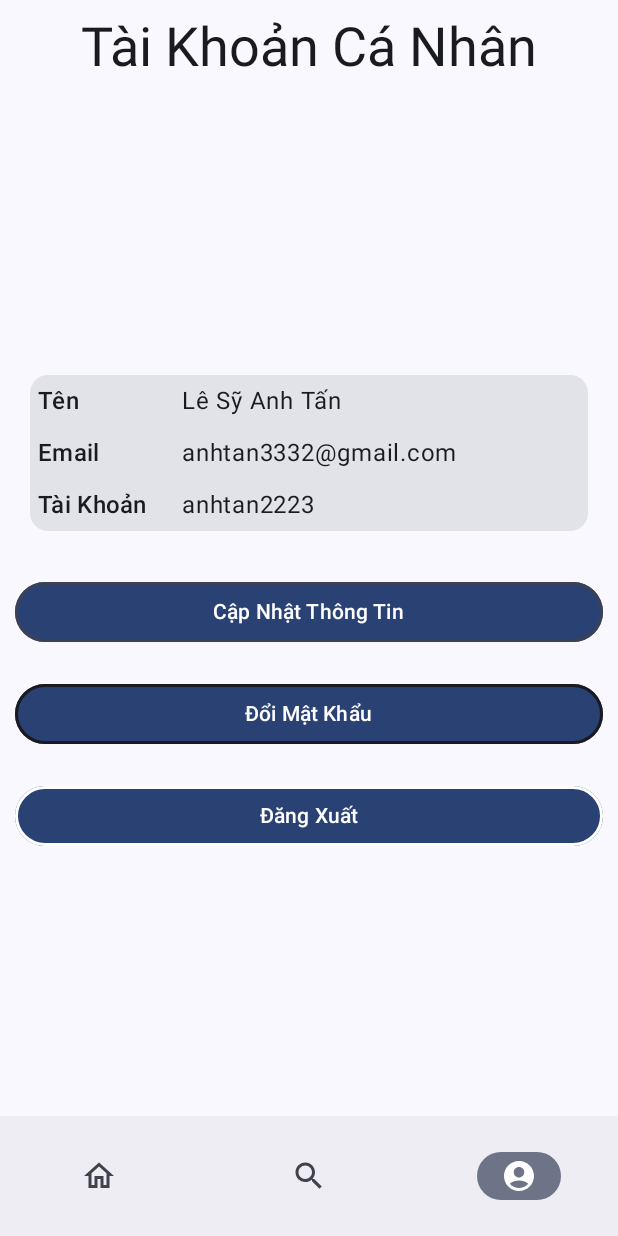
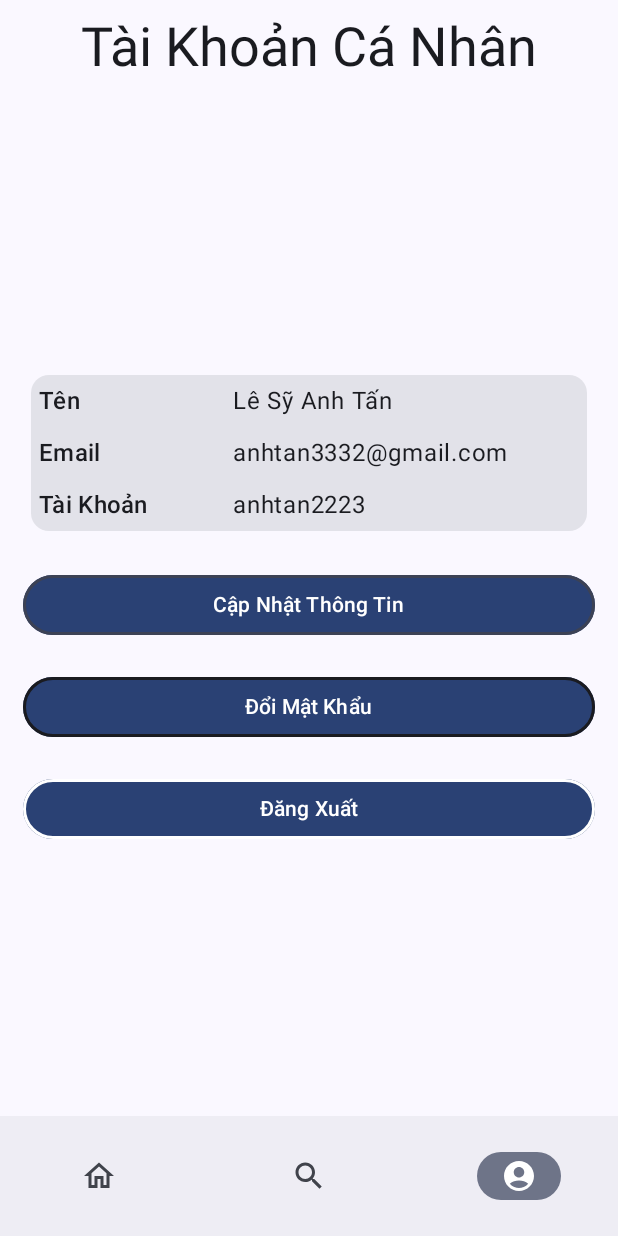
Before and after one commit to anhtan2223/FishLearning---Mobile-App, an Android app built with Jetpack Compose: the screen it shows after launch (MainActivity), item 3 of the bottom bar chosen, on a phone screen of 412 x 824 dp. Run offline under Robolectric (Android 15) with nearby library versions, the phone set to English and light mode, and no system bars.

Commit message:
Doing with Test in StudentView

```diff
--- a/Fish/app/src/main/java/com/example/fish/Model/DatabaseModel.kt
+++ b/Fish/app/src/main/java/com/example/fish/Model/DatabaseModel.kt
@@ -18,9 +18,9 @@ data class Label(
 )
 data class Class(
     val ClassID : Int = 0,
-    val NameClass : String ,
-    val Subtitle : String ,
-    val TeacherID : String ,
+    val NameClass : String = "",
+    val Subtitle : String = "",
+    val TeacherID : String = "",
     val DateCreate : String = "15/2/2020",
     val LabelID: Int = 0
 )
@@ -50,10 +50,10 @@ data class Document(
     val TopicID: Int = 0
 )
 data class Test(
-    val TestID:Int,
-    val TestName : String ,
-    val NumberQues : Int ,
-    val Time : Int ,
+    val TestID:Int = 0,
+    val TestName : String = "" ,
+    val NumberQues : Int = 0,
+    val Time : Int = 0,
     val TopicID :Int = 0,
 )
 data class Question(
--- a/Fish/app/src/main/java/com/example/fish/Model/DemoData.kt
+++ b/Fish/app/src/main/java/com/example/fish/Model/DemoData.kt
@@ -108,80 +108,37 @@ object DemoData {
             4,
             "Chủ Đề 4"
         ) ,
-        Topic(
-            1,
-            "Chủ Đề Số 1" ,
-        ) ,
-        Topic(
-            2,
-            "Chủ Đề 2"
-        ) ,
-        Topic(
-            3,
-            "Chủ Đề Số 3" ,
-        ) ,
-        Topic(
-            4,
-            "Chủ Đề 4"
-        ) ,
-        Topic(
-            1,
-            "Chủ Đề Số 1" ,
-        ) ,
-        Topic(
-            2,
-            "Chủ Đề 2"
-        ) ,
-        Topic(
-            3,
-            "Chủ Đề Số 3" ,
-        ) ,
-        Topic(
-            4,
-            "Chủ Đề 4"
-        ) ,
-        Topic(
-            1,
-            "Chủ Đề Số 1" ,
-        ) ,
-        Topic(
-            2,
-            "Chủ Đề 2"
-        ) ,
-        Topic(
-            3,
-            "Chủ Đề Số 3" ,
-        ) ,
-        Topic(
-            4,
-            "Chủ Đề 4"
-        )
     )
     val InsideTopic = listOf<Any>(
         TextBox(
             0 ,
-            "Hello World" ,
+            "Lorem Ipsum is simply dummy text of the printing and typesetting industry. Lorem Ipsum has been the industry's standard dummy text ever since the 1500s, when an unknown printer took a galley of type and scrambled it to make a type specimen book. It has survived not only five centuries, but also the leap into electronic typesetting, remaining essentially unchanged. It was popularised in the 1960s with the release of Letraset sheets containing Lorem Ipsum passages, and more recently with desktop publishing software like Aldus PageMaker including versions of Lorem Ipsum." ,
         ) ,
         TextBox(
             1 ,
-            "Doan Van Ban Se Nhu The Nay"
+            "Một Đoạn Văn Bản Sẽ Hiển Thị Như Trên"
         ) ,
         Document(
             0 ,
-            "Tai Lieu Se Nhu The Nay" ,
+            "Đây Là Tiêu Đề Cho Một Tài Liệu Để Tải Về" ,
             1
         ) ,
         Document(
             2,
-            "Tai Lieu Se Nhu The Nay" ,
+            "Một Tài Liệu Sẽ Như Thế Này" ,
             1
         ) ,
         Test(
             0,
-            "Test 01" ,
+            "Tên Của Bài Kiểm Tra" ,
             5 ,
             120
-
+        ) ,
+        Test(
+            1 ,
+            "Kiểm Tra Giữa Kỳ" ,
+            5 ,
+            120
         )
     )
 
--- a/Fish/app/src/main/java/com/example/fish/Model/Tools.kt
+++ b/Fish/app/src/main/java/com/example/fish/Model/Tools.kt
@@ -13,3 +13,8 @@ fun Back(nav: NavController, view: DisplayUI ,  goTo:String = "Home")
         view.changePage(goTo)
     })
 }
+fun goTo(nav: NavController , view: DisplayUI , goTo:String )
+{
+    nav.navigate(goTo)
+    view.changePage(goTo)
+}
--- a/Fish/app/src/main/java/com/example/fish/Student/Account.Main.kt
+++ b/Fish/app/src/main/java/com/example/fish/Student/Account.Main.kt
@@ -28,6 +28,7 @@ fun AccountScreen(modifier: Modifier = Modifier, nav : NavController , view : Di
     Column(
         verticalArrangement = Arrangement.Center,
         modifier = Modifier
+            .padding(5.dp)
             .fillMaxSize()
     ) {
         val infoTest = DemoData.UserInfo
@@ -44,7 +45,7 @@ fun CardInfo(modifier: Modifier = Modifier , info:User)
 {
     Card(
         modifier = Modifier
-            .padding(20.dp)
+            .padding(15.dp)
             .wrapContentWidth(Alignment.CenterHorizontally) )
     {
         OneLine(title = "Tên", content = info.Name)
@@ -61,8 +62,8 @@ fun OneLine(title:String , content:String )
         verticalAlignment = Alignment.CenterVertically
     ) {
         Text(text = title , style = MaterialTheme.typography.titleMedium , modifier = Modifier
-            .weight(3f)
+            .weight(4f)
             .padding(5.dp))
-        Text(text = content , modifier = Modifier.weight(8f) )
+        Text(text = content , modifier = Modifier.weight(7f) )
     }
 }
--- a/Fish/app/src/main/java/com/example/fish/Student/Account.Update.kt
+++ b/Fish/app/src/main/java/com/example/fish/Student/Account.Update.kt
@@ -33,7 +33,7 @@ fun CardInfoChange(modifier: Modifier = Modifier, info: User)
 {
     Card(
         modifier = Modifier
-            .padding(20.dp)
+            .padding(5.dp)
             .wrapContentWidth(Alignment.CenterHorizontally) )
     {
         OneLineChange(title = "Tên", content = info.Name , false)
--- a/Fish/app/src/main/java/com/example/fish/Student/Class.Main.kt
+++ b/Fish/app/src/main/java/com/example/fish/Student/Class.Main.kt
@@ -3,6 +3,7 @@ package com.example.fish.Student
 import androidx.compose.foundation.layout.Box
 import androidx.compose.foundation.layout.fillMaxWidth
 import androidx.compose.foundation.layout.padding
+import androidx.compose.foundation.layout.size
 import androidx.compose.foundation.lazy.LazyColumn
 import androidx.compose.foundation.lazy.items
 import androidx.compose.material.icons.Icons
@@ -40,32 +41,33 @@ fun OneClass(info:Class , onClick: ()->Unit)
     Box(modifier = Modifier)
     {
         Card(modifier = Modifier
-            .padding(8.dp)
+            .padding(10.dp)
             .fillMaxWidth() ,
         ) {
             Text(text = info.NameClass ,
                 style = MaterialTheme.typography.titleMedium ,
                 modifier = Modifier
-                    .padding(5.dp))
+                    .padding(start = 18.dp  , bottom = 6.dp , top = 18.dp) )
             Text(text = info.Subtitle ,
                 style = MaterialTheme.typography.labelMedium ,
                 modifier = Modifier
-                    .padding(horizontal = 5.dp)
+                    .padding(start = 18.dp  , bottom = 6.dp)
             )
             Text(text = info.TeacherID ,
                 style = MaterialTheme.typography.labelLarge ,
                 modifier =  Modifier
-                    .padding(5.dp)
+                    .padding(start = 18.dp , bottom = 18.dp)
             )
         }
         IconButton(onClick = onClick ,
                     modifier = Modifier
-                        .padding(horizontal = 8.dp)
+                        .padding(horizontal = 18.dp)
                         .align(Alignment.CenterEnd)
             ) {
             Icon(
                 imageVector = Icons.Rounded.ExitToApp,
                 contentDescription = null ,
+                modifier = Modifier.size(30.dp)
             )
         }
     }
--- a/Fish/app/src/main/java/com/example/fish/Student/Home.Main.kt
+++ b/Fish/app/src/main/java/com/example/fish/Student/Home.Main.kt
@@ -7,6 +7,7 @@ import androidx.compose.ui.Modifier
 import androidx.navigation.NavController
 import com.example.fish.Model.Back
 import com.example.fish.Model.DemoData
+import com.example.fish.Model.goTo
 import com.example.fish.ui.theme.DisplayUI
 
 @Composable
@@ -18,8 +19,7 @@ fun HomeScreen(modifier: Modifier = Modifier, nav: NavController , view : Displa
     {
         items(listClass){
             OneClass(info = it , {
-                nav.navigate("DetailClass") ;
-                view.changePage("DetailClass")
+                goTo(nav , view , "DetailClass")
                 view.selectClass(it)
             })
         }
--- a/Fish/app/src/main/java/com/example/fish/Student/Main.kt
+++ b/Fish/app/src/main/java/com/example/fish/Student/Main.kt
@@ -36,6 +36,7 @@ import androidx.navigation.NavHostController
 import androidx.navigation.compose.NavHost
 import androidx.navigation.compose.composable
 import androidx.navigation.compose.rememberNavController
+import com.example.fish.Model.goTo
 import com.example.fish.ui.theme.DisplayUI
 
 data class NavItem(
@@ -79,7 +80,9 @@ fun StudentView(
     }
     Scaffold(
         topBar = {
-            if(viewModel.Title == "Class"){
+            when(viewModel.Title)
+            {
+                "Class" -> {
                     var search by remember { mutableStateOf("") }
                     CenterAlignedTopAppBar(title = {
                         TextField(
@@ -101,36 +104,48 @@ fun StudentView(
                         )
                     })
                 }
-            else if(viewModel.Title == "DetailClass"){
+                "Home" -> {
+                    CenterAlignedTopAppBar({
+                            Text(text = "Lớp Học Của Tôi" ,
+                                style = MaterialTheme.typography.displaySmall)
+                        }
+                    )
+                }
+                "Account" -> {
+                    CenterAlignedTopAppBar({
+                        Text(text = "Tài Khoản Cá Nhân" ,
+                            style = MaterialTheme.typography.displaySmall)
+                    }
+                    )
+                }
+                "ChangePass" , "UpdateInfo" -> {}
+                else -> {
                     CenterAlignedTopAppBar(
-                    title = { Text(text = "Lớp Học") } ,
+                        title = {
+                            val text = when(viewModel.Title)
+                            {
+                                "DetailClass" -> "Lớp Học"
+                                "TestPrepare" -> "Bài Kiểm Tra"
+                                else -> " "
+                            }
+                            Text(text = text)
+                        } ,
                         navigationIcon = {
-                        IconButton(onClick = { viewModel.changePage("Home") ; navController.navigate("Home") }) {
+                            val goWhere = when(viewModel.Title)
+                            {
+                                "TestPrepare"   -> "DetailClass"
+                                else            -> "Home"
+                            }
+                            IconButton(onClick = { goTo(navController , viewModel , goWhere) }) {
                                 Icon(imageVector = Icons.Filled.ArrowBack, contentDescription = null)
                             }
                         }
                     )
                 }
-            else if(viewModel.Title == "Home")
-            {
-                CenterAlignedTopAppBar(
-                    title = {
-                        Text(text = "Lớp Học Của Tôi" ,
-                            style = MaterialTheme.typography.displaySmall)
-                    }
-                )
-            }
-            else{
-                CenterAlignedTopAppBar(title = {
-                    Text(
-                        text = if (selected == 0) "Lớp Học Của Tôi" else if(selected == 2) "Tài Khoản Cá Nhân" else "",
-                        style = MaterialTheme.typography.displaySmall
-                    )
-                })
             }
         },
         bottomBar = {
-            if(viewModel.Title != "DetailClass"){
+            if(viewModel.Title in listOf<String>("Home" , "Account" , "Class" ,"ChangePass" , "UpdateInfo")  ){
                 NavigationBar {
                     item.forEachIndexed { index: Int, navItem: NavItem ->
                         NavigationBarItem(
--- a/Fish/app/src/main/java/com/example/fish/ui/theme/Navigation.kt
+++ b/Fish/app/src/main/java/com/example/fish/ui/theme/Navigation.kt
@@ -6,6 +6,7 @@ import androidx.compose.runtime.setValue
 import androidx.compose.ui.graphics.vector.ImageVector
 import androidx.lifecycle.ViewModel
 import com.example.fish.Model.Class
+import com.example.fish.Model.Test
 
 data class NavItem(
     val title : String,
@@ -16,7 +17,10 @@ data class NavItem(
 class DisplayUI : ViewModel(){
     var Title by mutableStateOf("Home")
         private set
-    var nowClass by mutableStateOf(Class(0,"","","",""))
+    var nowClass by mutableStateOf( Class() )
+        private set
+    var nowTest by mutableStateOf( Test() )
+        private set
     fun changePage(title: String)
     {
         Title = title
@@ -25,6 +29,10 @@ class DisplayUI : ViewModel(){
     {
         nowClass = selectedClass
     }
+    fun selectTest(test : Test)
+    {
+        nowTest = test
+    }
 
 
 }
```
Also changed, not shown: Fish/app/src/main/java/com/example/fish/Student/Class.Detail.kt (+64 -7 lines), Fish/app/src/main/java/com/example/fish/Student/Class.Test.Prepare.kt (+39 -1 lines), Fish/app/src/main/res/drawable-nodpi/file_regular.xml (added, +9 -0 lines), Fish/app/src/main/res/drawable-nodpi/pencil_solid.xml (added, +9 -0 lines). Lines whose indentation alone changed are shown as unchanged.
